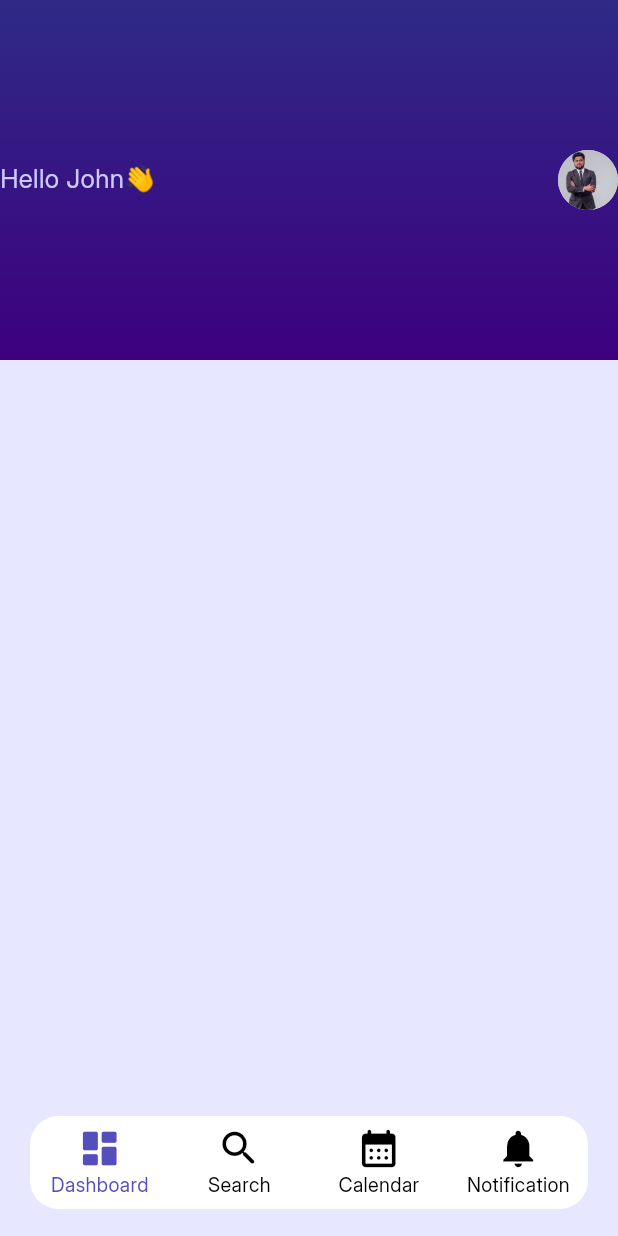
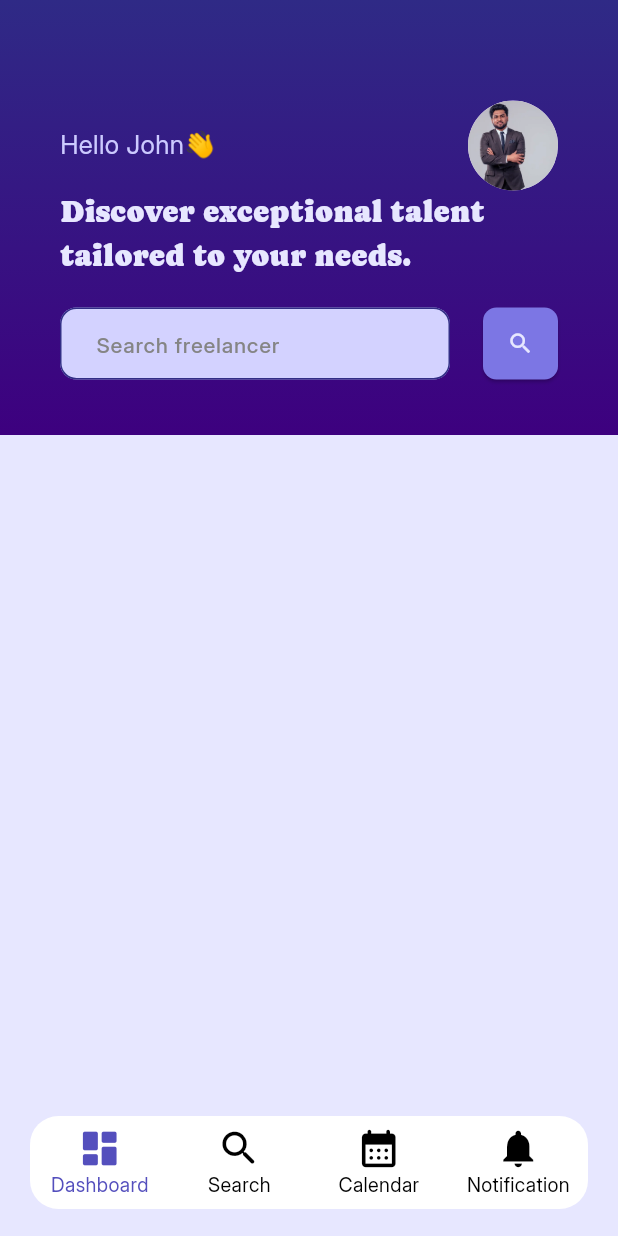
Before and after one commit to Dia505/SkillGrid, a Flutter app: the screen it shows after launch, on a phone screen of 412 x 824 dp. Run offline on Flutter 3.47's test engine with Material 3 defaults, Android fonts, the phone set to English and light mode, and no system bars; our stand-ins replace carousel_slider, google_fonts, lottie, smooth_page_indicator.

Commit message:
home screen: app bar with search textfield and button

```diff
--- a/skill_grid/lib/view/client/dashboard_pages/home_screen_view.dart
+++ b/skill_grid/lib/view/client/dashboard_pages/home_screen_view.dart
@@ -8,14 +8,19 @@ class HomeScreenView extends StatefulWidget {
 }
 
 class _HomeScreenViewState extends State<HomeScreenView> {
+  final _searchController = new TextEditingController();
+
   @override
   Widget build(BuildContext context) {
-    return Scaffold(
+    return GestureDetector(
+      onTap: () => FocusScope.of(context).unfocus(),
+      child: Scaffold(
         body: Column(
           children: [
             Container(
               width: double.infinity,
-            height: 240,
+              height: 290,
+              padding: const EdgeInsets.only(top: 30),
 
               decoration: const BoxDecoration(
                 gradient: LinearGradient(
@@ -28,23 +33,70 @@ class _HomeScreenViewState extends State<HomeScreenView> {
                 )
               ),
 
-            child: const Column(
+              child: Padding(
+                padding: const EdgeInsets.symmetric(horizontal: 40),
+                child: Column(
                   mainAxisAlignment: MainAxisAlignment.center,
                   children: [
-                Row(
+                    const Row(
                       mainAxisAlignment: MainAxisAlignment.spaceBetween,
                       children: [
                         Text("Hello John👋",style: TextStyle(color: Color(0xFFCCCAFF), fontSize: 17),),
                         CircleAvatar(
+                          radius: 30,
                           backgroundImage: AssetImage("assets/images/client_profile_img.jpg"),
+                        )
+                      ],
+                    ),
+
+                    const Text("Discover exceptional talent tailored to your needs.",
+                    style: TextStyle(
+                      fontFamily: "Caprasimo",
+                      fontSize: 20,
+                      color: Color(0xFFE7E7FF)
+                    ),),
+
+                    const SizedBox(height: 20,),
+
+                    Row(
+                      mainAxisAlignment: MainAxisAlignment.spaceBetween,
+                      children: [
+                        SizedBox(
+                          width: 260,
+                          child: TextFormField(
+                            controller: _searchController,
+
+                            decoration: const InputDecoration(
+                              filled: true,
+                              fillColor: Color(0xFFD3D2FF),
+                              border: InputBorder.none,
+                              hintText: "Search freelancer",
+                              hintStyle: TextStyle(fontSize: 14, color: Color(0XFF858585), fontFamily: "Inter Medium")
+                            ),
+                          ),
+                        ),
+
+                        SizedBox(
+                          width: 50,
+                          height: 48,
+                          child: ElevatedButton(
+                            onPressed: (){},
+                            style: ElevatedButton.styleFrom(
+                              backgroundColor: const Color(0XFF7C76E4),
+                              padding: EdgeInsets.zero
+                            ),
+                            child: const Icon(Icons.search),
+                          ),
                         )
                       ],
                     )
                   ],
                 ),
+              ),
             )
           ],
         )
+      ),
     );
   }
 }
```
Lines whose indentation alone changed are shown as unchanged.
